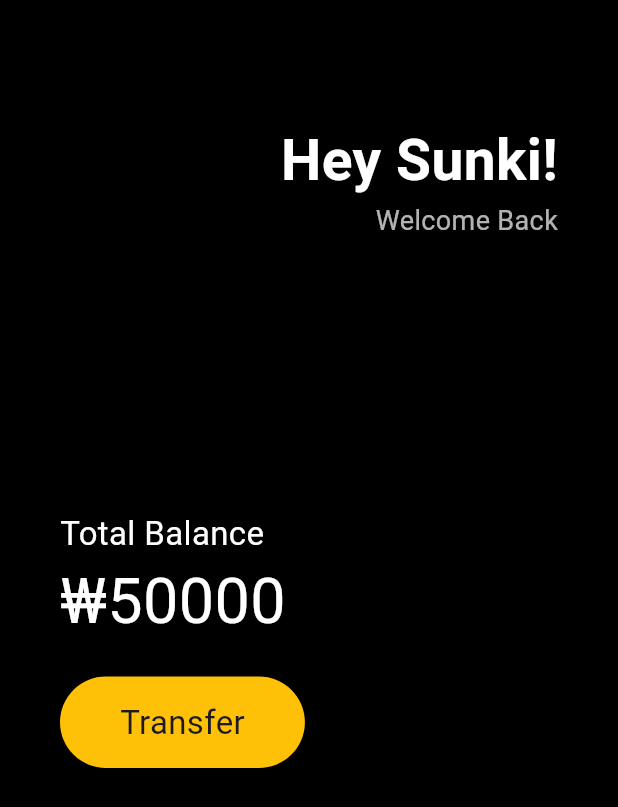
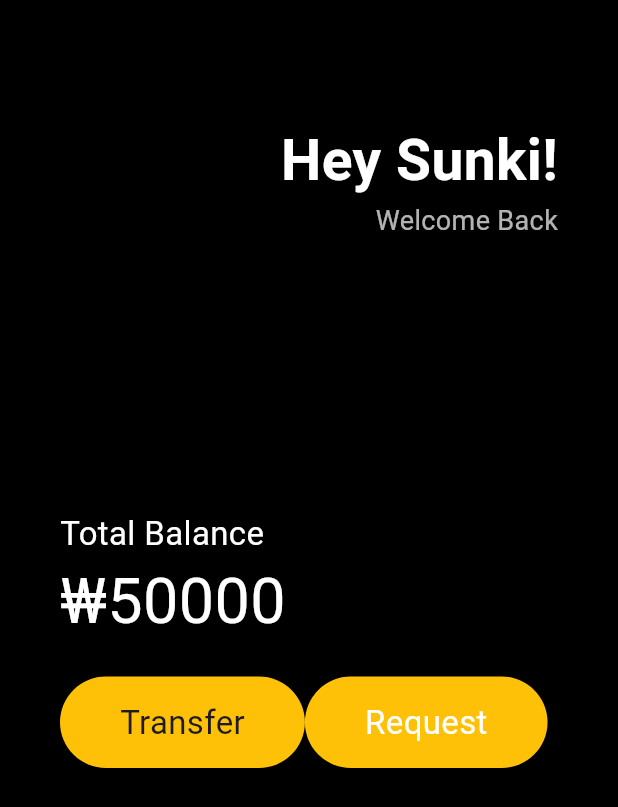
Before and after one commit to skdding3/first-flutter, a Flutter app: the screen it shows after launch, on a phone screen of 412 x 824 dp. Shown: the top 807 px of the screen. Run offline on Flutter 3.47's test engine with Material 3 defaults, Android fonts, the phone set to English and light mode, and no system bars.

Commit message:
[feat] add button

```diff
--- a/lib/main.dart
+++ b/lib/main.dart
@@ -1,4 +1,3 @@
-import 'package:flutter/cupertino.dart';
 import 'package:flutter/material.dart';
 
 void main() {
@@ -62,15 +61,27 @@ class App extends StatelessWidget {
                 Row(
                   children: [
                     Container(
-                        decoration: BoxDecoration(
-                            color: Colors.amber,
-                            borderRadius: BorderRadius.circular(45)),
-                        child: const Padding(
-                          padding: EdgeInsets.symmetric(
-                              vertical: 15, horizontal: 40),
-                          child:
-                              Text("Transfer", style: TextStyle(fontSize: 22)),
-                        )),
+                      decoration: BoxDecoration(
+                          color: Colors.amber,
+                          borderRadius: BorderRadius.circular(45)),
+                      child: const Padding(
+                        padding:
+                            EdgeInsets.symmetric(vertical: 15, horizontal: 40),
+                        child: Text("Transfer", style: TextStyle(fontSize: 22)),
+                      ),
+                    ),
+                    Container(
+                      decoration: BoxDecoration(
+                          color: Colors.amber,
+                          borderRadius: BorderRadius.circular(45)),
+                      child: const Padding(
+                        padding:
+                            EdgeInsets.symmetric(vertical: 15, horizontal: 40),
+                        child: Text("Request",
+                            style:
+                                TextStyle(fontSize: 22, color: Colors.white)),
+                      ),
+                    ),
                   ],
                 )
               ],
```
